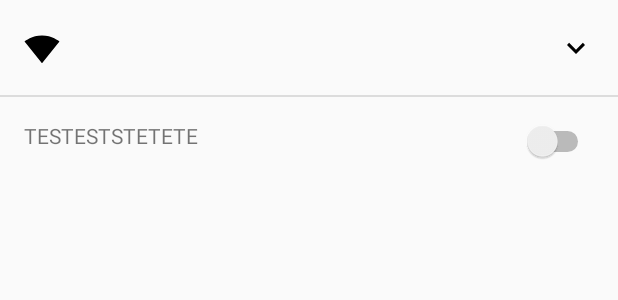
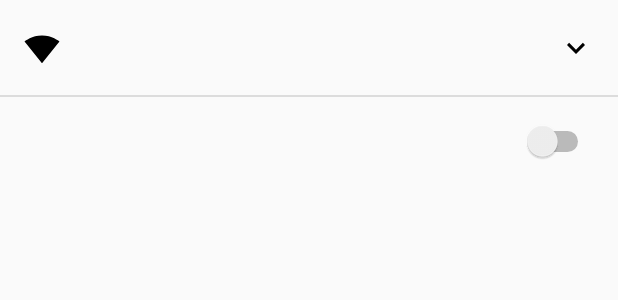
Before and after one commit to yannickschoenthaler/ActivityScheduler, an Android app: the layout rv_add_dialog_item.xml on its own in the app's theme, with its tools: preview values and no code run, on a phone screen of 412 x 824 dp. Shown: the top 300 px of the screen. Run offline under Robolectric (Android 15) with nearby library versions, the phone set to English and light mode, and no system bars.

Commit message:
Don't autofocus on input field in dialog + added status text

```diff
--- a/app/src/main/java/com/example/yannick/activityscheduler/adapter/RvAddDialogAdapter.java
+++ b/app/src/main/java/com/example/yannick/activityscheduler/adapter/RvAddDialogAdapter.java
@@ -98,6 +98,9 @@ public class RvAddDialogAdapter extends RecyclerView.Adapter<RvAddDialogAdapter.
         if (viewType == ViewType.NORMAL.getValue()) {
             SimpleViewHolder simpleViewHolder = (SimpleViewHolder) holder;
 
+            simpleViewHolder.tv_status.setText(context.getString(R.string.status_text,
+                    activityTypes[activityType.getId()]));
+
         } else if (viewType == ViewType.RINGTONE.getValue()) {
             RingtoneViewHolder ringtoneViewHolder = (RingtoneViewHolder) holder;
 
--- a/app/src/main/res/layout/add_dialog.xml
+++ b/app/src/main/res/layout/add_dialog.xml
@@ -3,7 +3,9 @@
     xmlns:app="http://schemas.android.com/apk/res-auto"
     android:id="@+id/cl_dialog"
     android:layout_width="match_parent"
-    android:layout_height="match_parent">
+    android:layout_height="match_parent"
+    android:focusableInTouchMode="true"
+    android:descendantFocusability="beforeDescendants">
 
     <androidx.appcompat.widget.Toolbar
         android:id="@+id/toolbar"
--- a/app/src/main/res/layout/rv_add_dialog_item.xml
+++ b/app/src/main/res/layout/rv_add_dialog_item.xml
@@ -20,8 +20,7 @@
             android:layout_width="wrap_content"
             android:layout_height="wrap_content"
             app:layout_constraintLeft_toLeftOf="parent"
-            app:layout_constraintTop_toTopOf="parent"
-            android:text="TESTESTSTETETE"/>
+            app:layout_constraintTop_toTopOf="parent" />
 
         <Switch
             android:id="@+id/sw_status"
--- a/app/src/main/res/values/strings.xml
+++ b/app/src/main/res/values/strings.xml
@@ -16,7 +16,7 @@
     <string name="card_deleted">Card \"%1$s\" deleted</string>
     <string name="add_card_error">Please enter title and add at least one action</string>
 
-    //These Strings are shown in the Activity-Area when u add an Activity
+    <!--These Strings are shown in the Activity-Area when u add an Activity-->
     <string name="activity_volume_ring">Ring</string>
     <string name="activity_volume_media">Media</string>
     <string name="activity_volume_alarm">Alarm</string>
```
